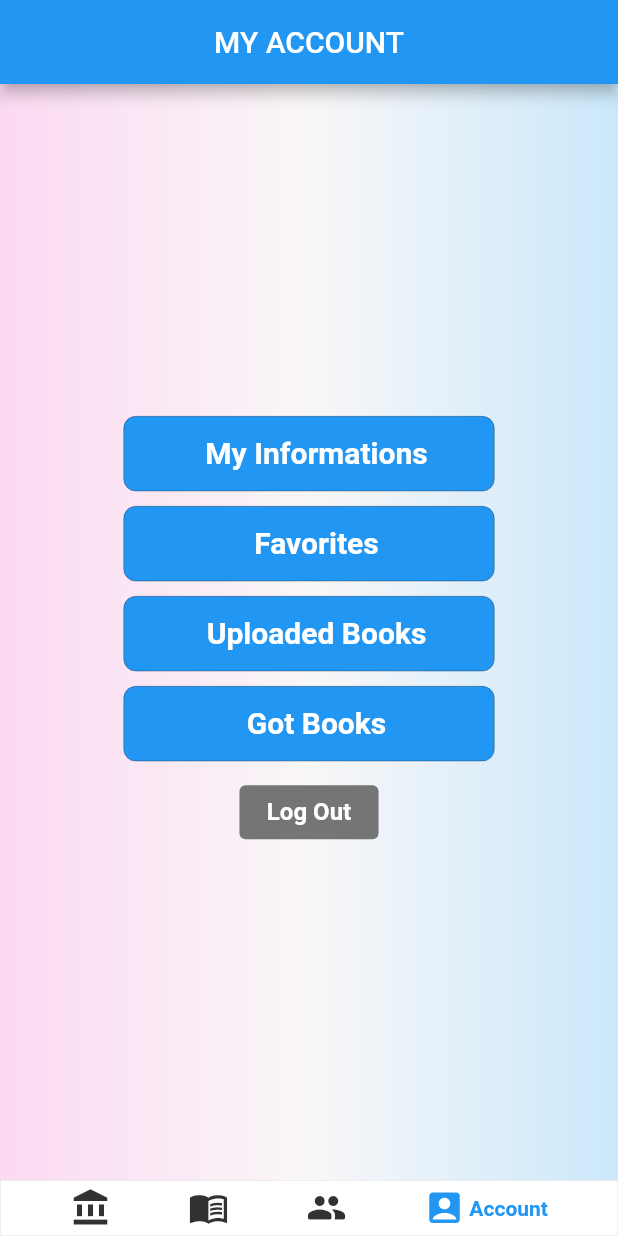
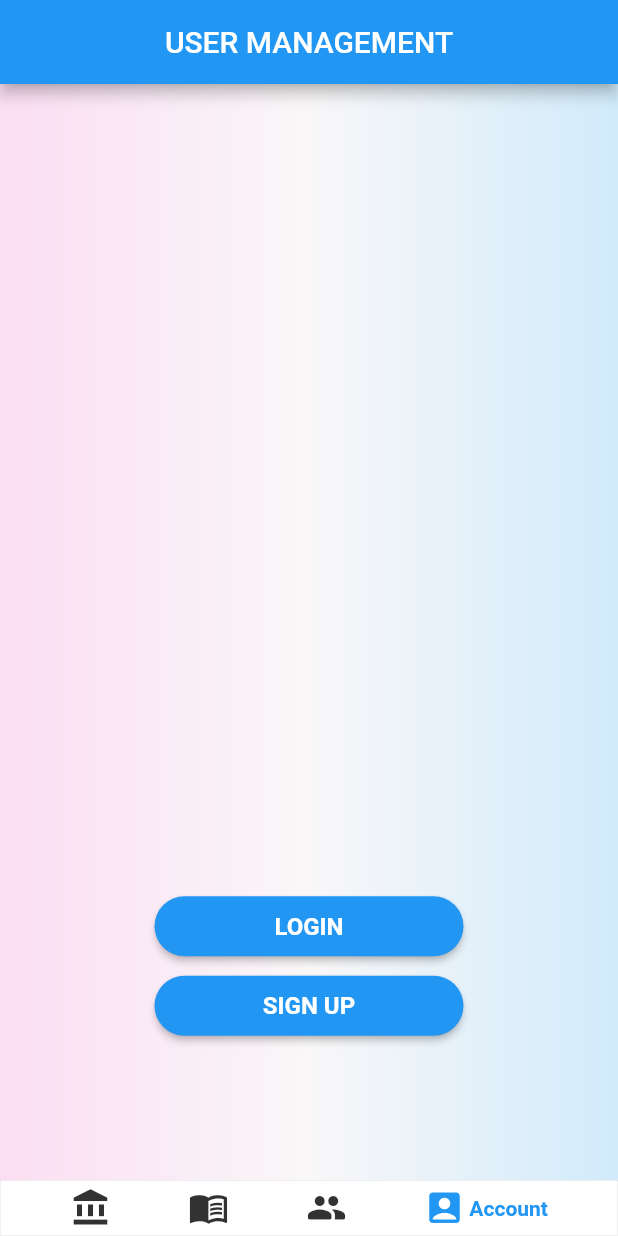
Before and after one commit to GTU-Ghostbusters/shelf_mobil_frontend, a Flutter app: the screen it shows after launch, item 4 of the bottom bar chosen, on a phone screen of 412 x 824 dp. Run offline on Flutter 3.47's test engine with Material 2 defaults, Android fonts, the phone set to English and light mode, and no system bars; drawn by our look-alikes of google_nav_bar; our stand-ins replace dotted_border, email_validator, image_picker, scroll_snap_list, toggle_switch; missing offline and left inert: wc_form_validators.

Commit message:
Edited codes to improve readibility

```diff
--- a/lib/pages/account_page.dart
+++ b/lib/pages/account_page.dart
@@ -21,7 +21,7 @@ class AccountPage extends StatefulWidget {
 }
 
 class _AccountPageState extends State<AccountPage> {
-  static bool isLogged = true;
+  static bool isLogged = false;
   @override
   Widget build(BuildContext context) {
     return Scaffold(
@@ -36,133 +36,55 @@ class _AccountPageState extends State<AccountPage> {
             gradient: LinearGradient(
               tileMode: TileMode.mirror,
               colors: [
-              Color.fromARGB(70, 255, 131, 220),
-              Color.fromARGB(70, 246, 238, 243),
-              Color.fromARGB(70, 76, 185, 252),
+                Color.fromARGB(60, 255, 131, 220),
+                Color.fromARGB(60, 246, 238, 243),
+                Color.fromARGB(60, 76, 185, 252),
               ],
             ),
           ),
-        child: isLogged
-            ? Center(
+          child: isLogged ? myAccount() : userManagement()),
+    );
+  }
+
+  Widget myAccount() {
+    return Center(
       child: Column(
         mainAxisAlignment: MainAxisAlignment.center,
         children: [
           const SizedBox(height: 20),
-                    container(
-                      50,
-                      MediaQuery.of(context).size.width * 0.6,
-                      TextButton(
-                        onPressed: () {},
-                        child: const Text(
-                          "My Informations",
-                          style: TextStyle(
-                              color: Colors.white,
-                              fontSize: 20,
-                              fontWeight: FontWeight.w700),
-                        ),
-                      ),
-                    ),
+          button(0.6, 50, 5, 18, null, "My Informations", (() {})),
           const SizedBox(height: 10),
-                    container(
-                      50,
-                      MediaQuery.of(context).size.width * 0.6,
-                      TextButton(
-                        onPressed: () {},
-                        child: const Text(
-                          "Favorites",
-                          style: TextStyle(
-                              color: Colors.white,
-                              fontSize: 20,
-                              fontWeight: FontWeight.w700),
-                        ),
-                      ),
-                    ),
+          button(0.6, 50, 5, 18, null, "Favorites", (() {})),
           const SizedBox(height: 10),
-                    container(
-                      50,
-                      MediaQuery.of(context).size.width * 0.6,
-                      TextButton(
-                        onPressed: () {},
-                        child: const Text(
-                          "Uploaded Books",
-                          style: TextStyle(
-                              color: Colors.white,
-                              fontSize: 20,
-                              fontWeight: FontWeight.w700),
-                        ),
-                      ),
-                    ),
+          button(0.6, 50, 5, 18, null, "Uploaded Books", (() {})),
           const SizedBox(height: 10),
-                    container(
-                      50,
-                      MediaQuery.of(context).size.width * 0.6,
-                      TextButton(
-                        onPressed: () {},
-                        child: const Text(
-                          "Got Books",
-                          style: TextStyle(
-                              color: Colors.white,
-                              fontSize: 20,
-                              fontWeight: FontWeight.w700),
-                        ),
-                      ),
-                    ),
+          button(0.6, 50, 5, 18, null, "Got Books", (() {})),
           const SizedBox(height: 10),
-                    TextButton(
-                      onPressed: () {},
-                      style: ButtonStyle(
-                          backgroundColor:
-                              MaterialStatePropertyAll(Colors.grey.shade600),
-                          fixedSize: MaterialStatePropertyAll(Size(
-                              MediaQuery.of(context).size.width * 0.225, 35))),
-                      child: const Text(
-                        "Log Out",
-                        style: TextStyle(
-                            color: Colors.white,
-                            fontSize: 16,
-                            fontWeight: FontWeight.w700),
-                      ),
-                    ),
+          button(0.25, 35, 5, 15, Colors.grey.shade600, "Log Out", () {
+            setState(() {
+              isLogged = false;
+            });
+          }),
           const SizedBox(height: 20),
         ],
       ),
-              )
-            : Center(
+    );
+  }
+
+  Widget userManagement() {
+    return Center(
       child: Column(
         mainAxisAlignment: MainAxisAlignment.end,
         children: [
-                    ElevatedButton(
-                      style: ElevatedButton.styleFrom(
-                        fixedSize:
-                            Size(MediaQuery.of(context).size.width * 0.5, 40),
-                        shape: RoundedRectangleBorder(
-                          borderRadius: BorderRadius.circular(25),
-                        ),
-                      ),
-                      onPressed: () {
-                        Navigator.of(context).push(
-                          MaterialPageRoute(
+          button(0.5, 40, 25, 16, null, "LOGIN", () {
+            Navigator.of(context).push(MaterialPageRoute(
               builder: (BuildContext context) {
                 return const LoginPage();
               },
-                          ),
-                        );
-                      },
-                      child: const Text(
-                        "LOGIN",
-                        style: TextStyle(
-                            fontSize: 16, fontWeight: FontWeight.bold),
-                      ),
-                    ),
-                    ElevatedButton(
-                      style: ElevatedButton.styleFrom(
-                        fixedSize:
-                            Size(MediaQuery.of(context).size.width * 0.5, 40),
-                        shape: RoundedRectangleBorder(
-                          borderRadius: BorderRadius.circular(25),
-                        ),
-                      ),
-                      onPressed: () {
+            ));
+          }),
+          const SizedBox(height: 5),
+          button(0.5, 40, 25, 16, null, "SIGN UP", () {
             Navigator.of(context).push(
               MaterialPageRoute(
                 builder: (BuildContext context) {
@@ -170,38 +92,28 @@ class _AccountPageState extends State<AccountPage> {
                 },
               ),
             );
-                      },
-                      child: const Text(
-                        "SIGN UP",
-                        style: TextStyle(
-                            fontSize: 16, fontWeight: FontWeight.bold),
-                      ),
-                    ),
-                    SizedBox(
-                      height: MediaQuery.of(context).size.height * 0.1,
-                    )
+          }),
+          SizedBox(height: MediaQuery.of(context).size.height * 0.1)
         ],
-                ),
-              ),
       ),
     );
   }
 
-  Widget container(double height, double width, Widget child) {
-    return Container(
-      alignment: Alignment.topCenter,
-      padding: const EdgeInsets.only(left: 10),
-      decoration: BoxDecoration(
-        color: Theme.of(context).primaryColor,
-        border: Border.all(
-          width: 0.2,
-          color: Colors.black,
+  Widget button(double widthConst, double height, double radius,
+      double fontSize, Color? color, String text, Function()? onPressed) {
+    return ElevatedButton(
+      style: ElevatedButton.styleFrom(
+        backgroundColor: color ?? Theme.of(context).primaryColor,
+        fixedSize: Size(MediaQuery.of(context).size.width * widthConst, height),
+        shape:
+            RoundedRectangleBorder(borderRadius: BorderRadius.circular(radius)),
       ),
-        borderRadius: BorderRadius.circular(8),
-      ),
-      height: height,
-      width: width,
-      child: child,
+      onPressed: onPressed,
+      child: Text(text,
+          style: TextStyle(
+              color: Colors.white,
+              fontSize: fontSize,
+              fontWeight: FontWeight.w700)),
     );
   }
 }
```
Lines whose indentation alone changed are shown as unchanged.
